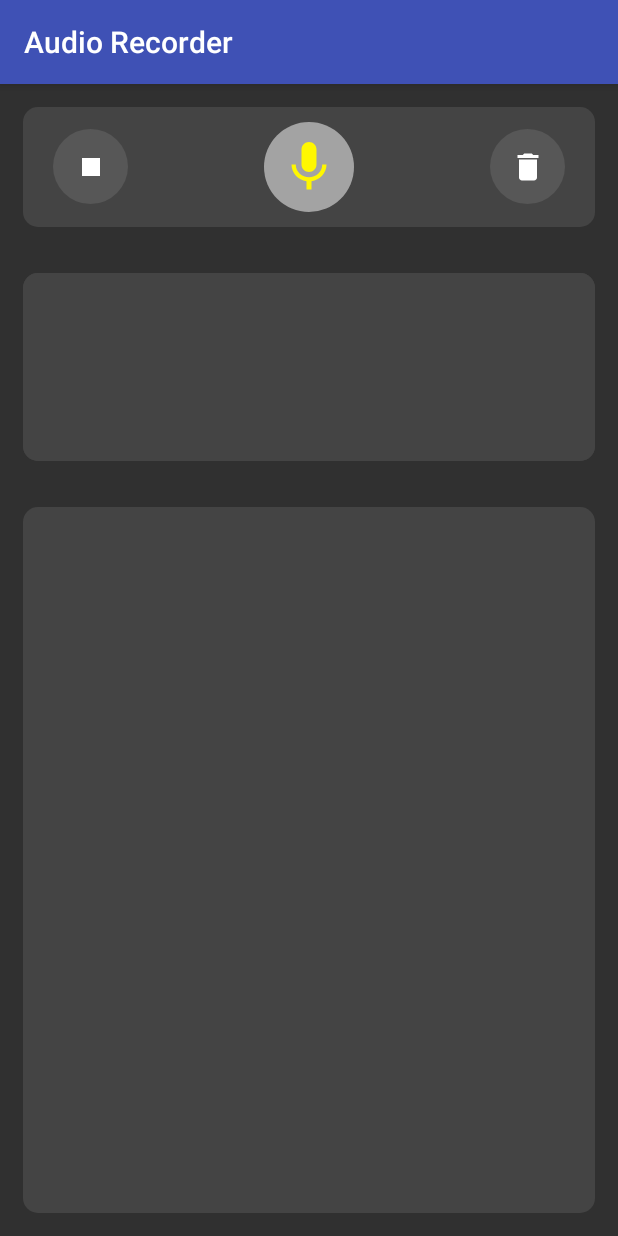
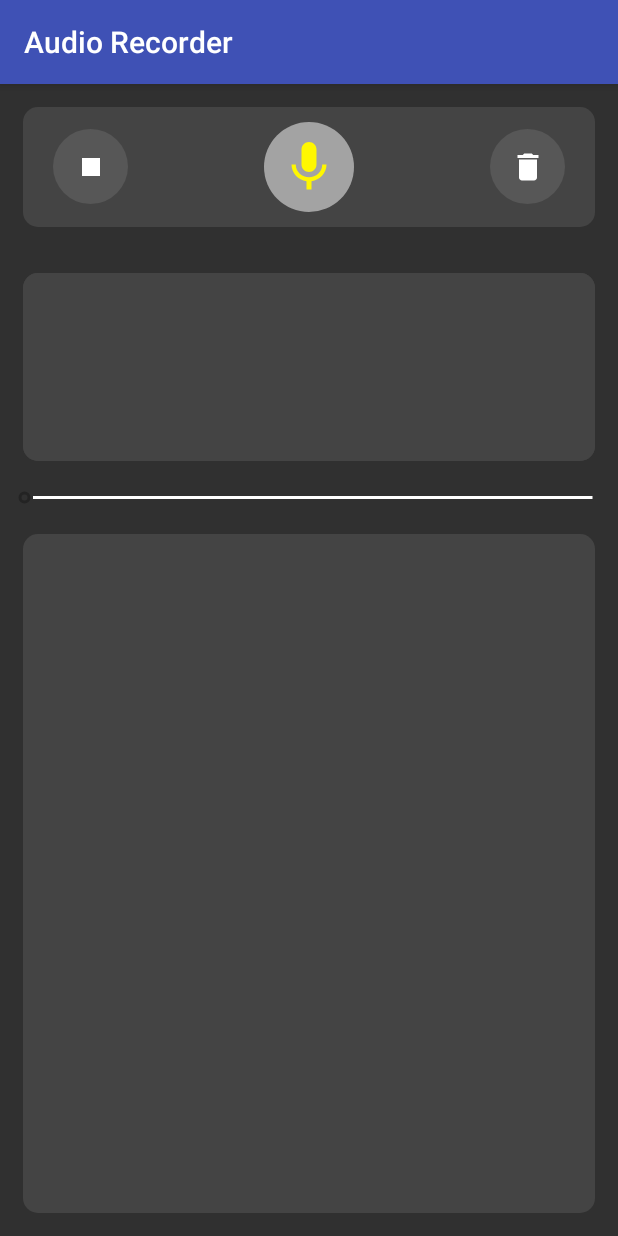
Before and after one commit to vivekweb2014/audio-recorder, an Android app: the screen it shows after launch (MainActivity), on a phone screen of 412 x 824 dp. Run offline under Robolectric (Android 15) with nearby library versions, the phone set to English and light mode, and no system bars.

Commit message:
Implement seek bar

```diff
--- a/app/src/main/java/com/wirehall/audiorecorder/MainActivity.java
+++ b/app/src/main/java/com/wirehall/audiorecorder/MainActivity.java
@@ -13,6 +13,7 @@ import android.support.v4.app.FragmentTransaction;
 import android.support.v7.app.AppCompatActivity;
 import android.view.View;
 import android.widget.ImageButton;
+import android.widget.SeekBar;
 import android.widget.Toast;
 
 import com.wirehall.audiorecorder.explorer.FileListFragment;
@@ -37,6 +38,7 @@ public class MainActivity extends AppCompatActivity implements VisualizerFragmen
         super.onCreate(savedInstanceState);
         setContentView(R.layout.main_activity);
         ActivityCompat.requestPermissions(this, APP_PERMS, PERMISSION_REQUEST_CODE);
+        mediaPlayerController.init(this);
         recordingController.init(this);
     }
 
--- a/app/src/main/java/com/wirehall/audiorecorder/visualizer/VisualizerFragment.java
+++ b/app/src/main/java/com/wirehall/audiorecorder/visualizer/VisualizerFragment.java
@@ -2,6 +2,7 @@ package com.wirehall.audiorecorder.visualizer;
 
 import android.content.Context;
 import android.os.Bundle;
+import android.support.annotation.NonNull;
 import android.support.annotation.Nullable;
 import android.support.v4.app.Fragment;
 import android.view.LayoutInflater;
@@ -34,13 +35,12 @@ public class VisualizerFragment extends Fragment implements OnClickListener {
     }
 
     public static VisualizerFragment newInstance() {
-        VisualizerFragment visualizerFragment = new VisualizerFragment();
-        return visualizerFragment;
+        return new VisualizerFragment();
     }
 
     @Nullable
     @Override
-    public View onCreateView(LayoutInflater inflater, @Nullable ViewGroup container, Bundle savedInstanceState) {
+    public View onCreateView(@NonNull LayoutInflater inflater, @Nullable ViewGroup container, Bundle savedInstanceState) {
         super.onCreateView(inflater, container, savedInstanceState);
 
         visualizerLayout = (LinearLayout) inflater.inflate(R.layout.visualizer_fragment, container, false);
--- /dev/null
+++ b/app/src/main/res/drawable/seekbar_progress.xml
@@ -0,0 +1,19 @@
+<?xml version="1.0" encoding="utf-8"?>
+<layer-list xmlns:android="http://schemas.android.com/apk/res/android">
+    <item android:id="@android:id/background">
+        <shape android:shape="line">
+            <stroke
+                android:width="@dimen/seekbarLineWidth"
+                android:color="@color/seekbarLineColor" />
+        </shape>
+    </item>
+    <item android:id="@android:id/progress">
+        <clip>
+            <shape android:shape="line">
+                <stroke
+                    android:width="@dimen/seekbarLineWidth"
+                    android:color="@color/seekbarLineProgressColor" />
+            </shape>
+        </clip>
+    </item>
+</layer-list>
--- a/app/src/main/res/layout/main_activity.xml
+++ b/app/src/main/res/layout/main_activity.xml
@@ -81,6 +81,12 @@
             android:textColor="@color/filenameTextColor" />
     </FrameLayout>
 
+    <SeekBar
+        android:id="@+id/sb_mp_seek_bar"
+        android:layout_width="match_parent"
+        android:layout_height="wrap_content"
+        android:progressDrawable="@drawable/seekbar_progress" />
+
     <FrameLayout
         android:id="@+id/list_fragment_container"
         android:layout_width="match_parent"
--- a/app/src/main/res/values/colors.xml
+++ b/app/src/main/res/values/colors.xml
@@ -2,11 +2,13 @@
 <resources>
     <color name="colorPrimary">#3F51B5</color>
     <color name="colorPrimaryDark">#303F9F</color>
-    <color name="colorAccent">#FF4081</color>
+    <color name="colorAccent">#FF0000</color>
 
     <color name="appBackgroundColor">#303030</color>
     <color name="filenameTextColor">#FFFFFF</color>
     <color name="timerTextColor">#FFFFFF</color>
     <color name="visualizerColor">#FFFFFF</color>
     <color name="visualizerBackgroundColor">#444444</color>
+    <color name="seekbarLineProgressColor">@color/colorAccent</color>
+    <color name="seekbarLineColor">#FFFFFF</color>
 </resources>
--- /dev/null
+++ b/app/src/main/res/values/dimens.xml
@@ -0,0 +1,4 @@
+<?xml version="1.0" encoding="utf-8"?>
+<resources>
+    <dimen name="seekbarLineWidth">2dp</dimen>
+</resources>
```
Also changed, not shown: app/src/main/java/com/wirehall/audiorecorder/mp/MediaPlayerController.java (+50 -0 lines).
